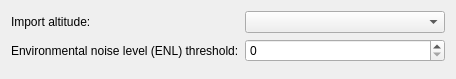
till213/SkyDolly, file src/Plugin/src/Import/IGCImport/src/IGCImportOptionWidget.ui: the form before one commit.
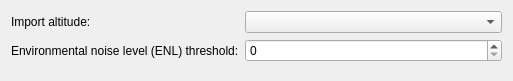
The form after the commit.

Diff of the .ui file:
```diff
--- a/src/Plugin/src/Import/IGCImport/src/IGCImportOptionWidget.ui
+++ b/src/Plugin/src/Import/IGCImport/src/IGCImportOptionWidget.ui
@@ -6,8 +6,8 @@
    <rect>
     <x>0</x>
     <y>0</y>
-    <width>446</width>
-    <height>79</height>
+    <width>513</width>
+    <height>81</height>
    </rect>
   </property>
   <property name="windowTitle">
```
Left out of the diff: 3 changed lines with no effect on the pictures.
